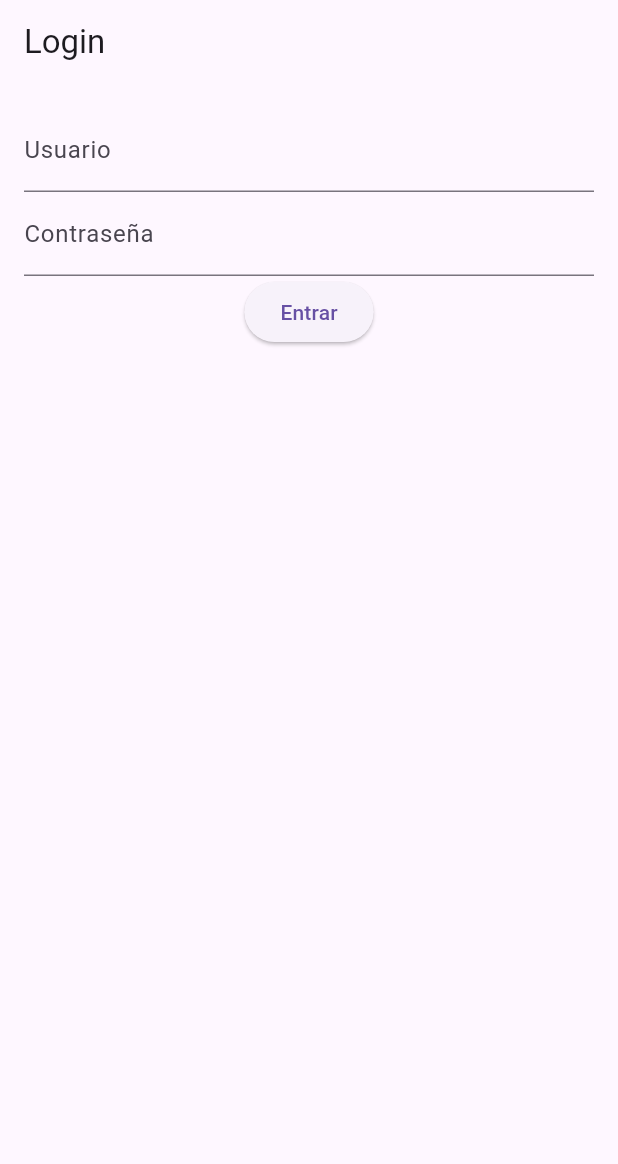
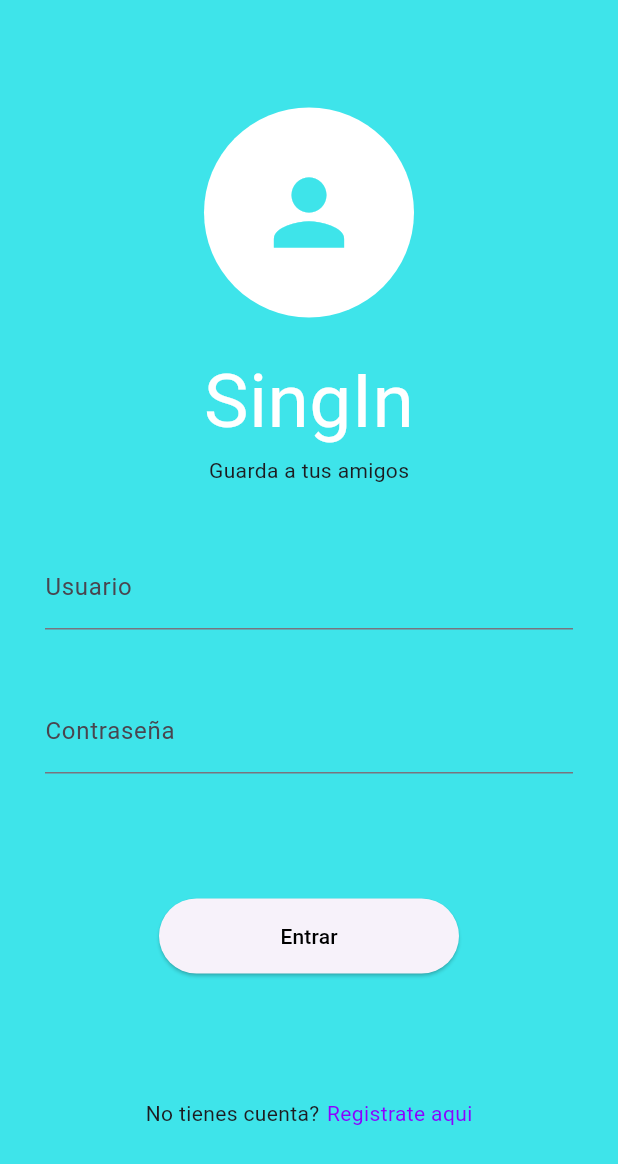
Before and after one commit to vargassalazarernesto/contactos_app, a Flutter app: the screen it shows after launch, after a tap on "Entrar", on a phone screen of 412 x 824 dp. Shown: the top 1164 px of the screen. Run offline on Flutter 3.47's test engine with Material 3 defaults, Android fonts, the phone set to English and light mode, and no system bars; network calls fail.

Commit message:
Estilo aplicado al login, dejandolo funcional para las proximas patallas de navegacion

```diff
--- a/app_contactos/lib/login_page.dart
+++ b/app_contactos/lib/login_page.dart
@@ -1,6 +1,7 @@
 
 import 'package:app_contactos/services/auth_service.dart';
 import 'package:flutter/material.dart';
+import 'package:app_contactos/principal.dart';
 
 class LoginPage extends StatefulWidget{
   @override
@@ -12,6 +13,11 @@ class _LoginPageState extends State<LoginPage>{
   final _passwordController = TextEditingController();
   final _authService = AuthService();
 
+  void borrarInputs(){
+    _usernameController.clear();
+    _passwordController.clear();
+  }
+
   void _login() async{
     final usuario = await _authService.login(
       _usernameController.text,
@@ -19,7 +25,10 @@ class _LoginPageState extends State<LoginPage>{
        );
 
     if(usuario != null){
-      ScaffoldMessenger.of(context).showSnackBar(SnackBar(content: Text("Bienvenido ${usuario.username}")));
+      borrarInputs();
+      Navigator.pushReplacement(context,
+      MaterialPageRoute(builder: (context)=>Principal())
+      );
     }else{
       ScaffoldMessenger.of(context).showSnackBar(SnackBar(content: Text("Usuario o Contraseña incorrecta"),backgroundColor: const Color.fromARGB(255, 255, 17, 0),));
     }
@@ -28,15 +37,53 @@ class _LoginPageState extends State<LoginPage>{
   @override
   Widget build(BuildContext context) {
     return Scaffold(
-      appBar: AppBar(title: Text("Login")),
-      body: Padding(padding: EdgeInsets.all(16.0),
-      child: Column(
+      backgroundColor: const Color.fromARGB(255, 62, 228, 234),
+      body: Padding(padding: EdgeInsets.all(30.0),
+      child: Center(
+        child: Column(
+          mainAxisAlignment: MainAxisAlignment.spaceAround,
         children: [
-          TextField(controller: _usernameController,decoration: InputDecoration(labelText: "Usuario")),
-          TextField(controller: _passwordController,decoration: InputDecoration(labelText: "Contraseña"),obscureText: true,),
-          ElevatedButton(onPressed: _login, child: Text("Entrar")),
-        ],
-      ),
+          Column(
+            children: [
+              const CircleAvatar(
+                radius: 70,
+                backgroundColor: Colors.white,
+                child: Icon(Icons.person,color: const Color.fromARGB(255, 62, 228, 234),size: 70,),
+              ),
+              SizedBox(height: 20,),
+              const Text("SingIn",style: TextStyle(fontSize: 50,color: Colors.white),),
+              const Text("Guarda a tus amigos"),
+              SizedBox(height:40),
+              TextField(controller: _usernameController,decoration: InputDecoration(labelText: "Usuario"),),
+              SizedBox(height: 40,),
+              TextField(controller: _passwordController,decoration: InputDecoration(labelText: "Contraseña"),obscureText: false,)
+            ],
+          ),
+
+          ElevatedButton(
+            onPressed: _login,
+            child: Text("Entrar",style: TextStyle(color: Colors.black),),
+            style: ElevatedButton.styleFrom(
+              fixedSize: const Size(200,50),
+            ),
+            ),
+
+            Row(
+              mainAxisAlignment: MainAxisAlignment.center,
+              children: [
+              const Text("No tienes cuenta?"),
+              SizedBox(width: 5,),
+              GestureDetector(
+                onTap: () {print("Texto Presionado");},
+                child: Text("Registrate aqui",style:TextStyle(
+                  color: const Color.fromARGB(255, 140, 0, 255)
+                ),),
+              )
+            ],
+            ),
+        ]
+        )
+      )
       ),
     );
   }
--- /dev/null
+++ b/app_contactos/lib/principal.dart
@@ -0,0 +1,13 @@
+import 'package:flutter/material.dart';
+
+class Principal extends StatelessWidget{
+  const Principal({super.key});
+
+  @override
+  Widget build(BuildContext context) {
+
+    return Scaffold(
+      appBar: AppBar(centerTitle: true,title: const Text("PAGINA PRINCIPAL"),)
+    );
+  }
+}
```
